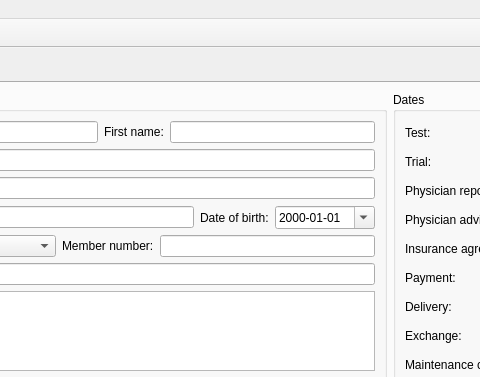
The window that AudioAdmin/ui/universe.ui (Roelio81/audioadmin) describes before a commit, drawn with Qt 5; both pictures show x 291 to 771 and y 0 to 377 of the 1054 by 848 pixel window.
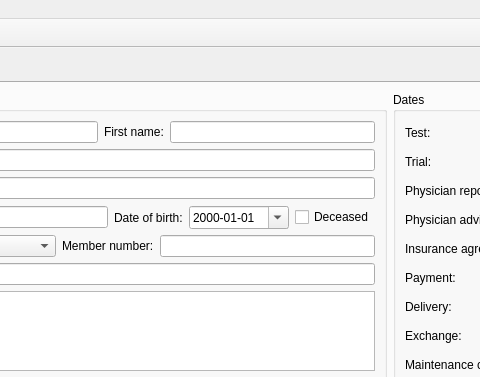
The same window after the commit. Icons and pictures are not drawn.

Commit message: Fix issue in print labels and add field to mark customers as deceased.

The edit to the form file:
```diff
--- a/AudioAdmin/ui/universe.ui
+++ b/AudioAdmin/ui/universe.ui
@@ -188,6 +188,13 @@
                  </property>
                 </widget>
                </item>
+               <item>
+                <widget class="QCheckBox" name="m_isDeceased">
+                 <property name="text">
+                  <string>Deceased</string>
+                 </property>
+                </widget>
+               </item>
               </layout>
              </item>
              <item>
```
The commit also changes 7 other files.
